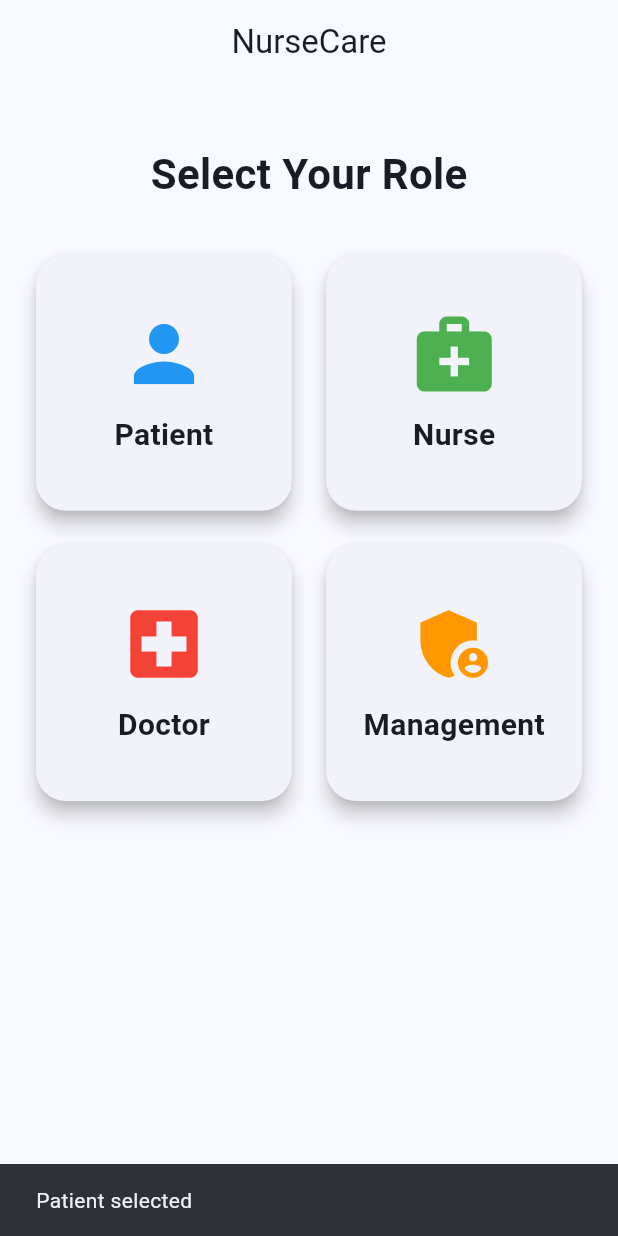
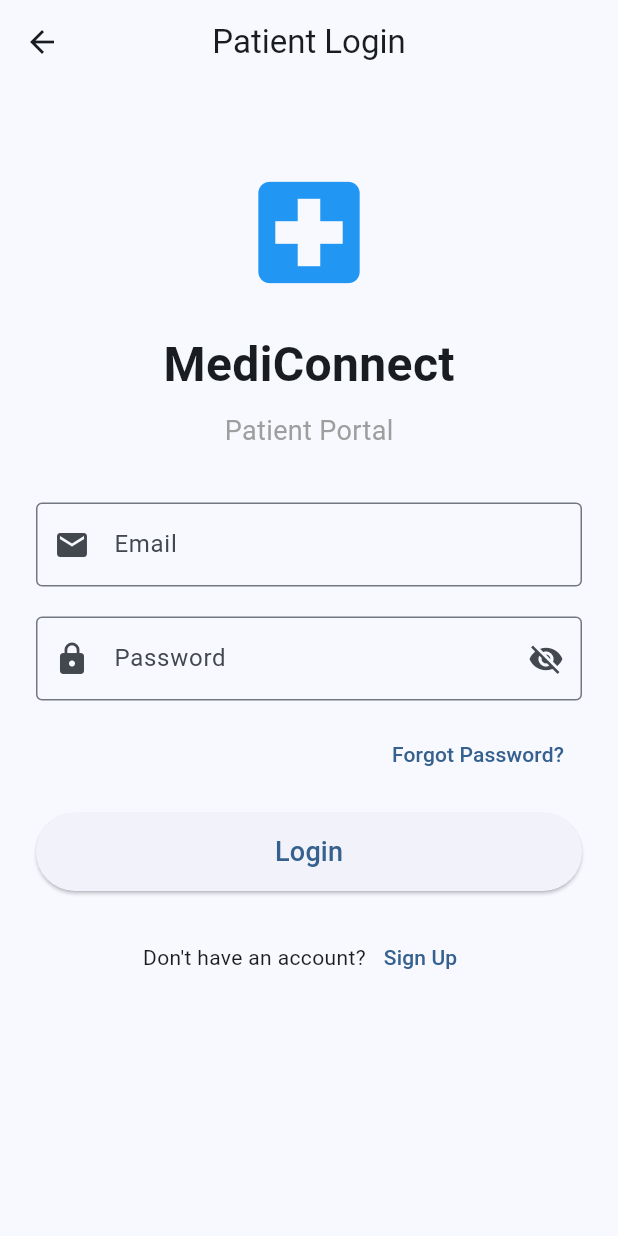
Before and after one commit to sanvithskotian/NurseCare, a Flutter app: the screen it shows after launch, after a tap on "Patient", on a phone screen of 412 x 824 dp. Run offline on Flutter 3.47's test engine with Material 3 defaults, Android fonts, the phone set to English and light mode, and no system bars.

Commit message:
Rename app to MediConnect

```diff
--- a/lib/main.dart
+++ b/lib/main.dart
@@ -2,17 +2,17 @@ import 'package:flutter/material.dart';
 import 'screens/splash/splash_screen.dart';
 
 void main() {
-  runApp(const NurseCareApp());
+  runApp(const MediConnectApp());
 }
 
-class NurseCareApp extends StatelessWidget {
-  const NurseCareApp({super.key});
+class MediConnectApp extends StatelessWidget {
+  const MediConnectApp({super.key});
 
   @override
   Widget build(BuildContext context) {
     return MaterialApp(
       debugShowCheckedModeBanner: false,
-      title: 'NurseCare',
+      title: 'MediConnect',
       theme: ThemeData(
         colorScheme: ColorScheme.fromSeed(
           seedColor: Colors.blue,
--- /dev/null
+++ b/lib/screens/auth/login_screen.dart
@@ -0,0 +1,143 @@
+import 'package:flutter/material.dart';
+
+class LoginScreen extends StatefulWidget {
+  final String role;
+
+  const LoginScreen({
+    super.key,
+    required this.role,
+  });
+
+  @override
+  State<LoginScreen> createState() => _LoginScreenState();
+}
+
+class _LoginScreenState extends State<LoginScreen> {
+  final emailController = TextEditingController();
+  final passwordController = TextEditingController();
+
+  bool isPasswordHidden = true;
+
+  @override
+  Widget build(BuildContext context) {
+    return Scaffold(
+      appBar: AppBar(
+        title: Text('${widget.role} Login'),
+        centerTitle: true,
+      ),
+      body: SingleChildScrollView(
+        padding: const EdgeInsets.all(24),
+        child: Column(
+          children: [
+            const SizedBox(height: 30),
+
+            const Icon(
+              Icons.local_hospital,
+              size: 90,
+              color: Colors.blue,
+            ),
+
+            const SizedBox(height: 20),
+
+            const Text(
+              'MediConnect',
+              style: TextStyle(
+                fontSize: 32,
+                fontWeight: FontWeight.bold,
+              ),
+            ),
+
+            const SizedBox(height: 8),
+
+            Text(
+              '${widget.role} Portal',
+              style: const TextStyle(
+                fontSize: 18,
+                color: Colors.grey,
+              ),
+            ),
+
+            const SizedBox(height: 35),
+
+            TextField(
+              controller: emailController,
+              keyboardType: TextInputType.emailAddress,
+              decoration: const InputDecoration(
+                labelText: 'Email',
+                prefixIcon: Icon(Icons.email),
+                border: OutlineInputBorder(),
+              ),
+            ),
+
+            const SizedBox(height: 20),
+
+            TextField(
+              controller: passwordController,
+              obscureText: isPasswordHidden,
+              decoration: InputDecoration(
+                labelText: 'Password',
+                prefixIcon: const Icon(Icons.lock),
+                border: const OutlineInputBorder(),
+                suffixIcon: IconButton(
+                  icon: Icon(
+                    isPasswordHidden
+                        ? Icons.visibility_off
+                        : Icons.visibility,
+                  ),
+                  onPressed: () {
+                    setState(() {
+                      isPasswordHidden = !isPasswordHidden;
+                    });
+                  },
+                ),
+              ),
+            ),
+
+            const SizedBox(height: 12),
+
+            Align(
+              alignment: Alignment.centerRight,
+              child: TextButton(
+                onPressed: () {},
+                child: const Text('Forgot Password?'),
+              ),
+            ),
+
+            const SizedBox(height: 15),
+
+            SizedBox(
+              width: double.infinity,
+              height: 52,
+              child: ElevatedButton(
+                onPressed: () {
+                  ScaffoldMessenger.of(context).showSnackBar(
+                    SnackBar(
+                      content: Text('${widget.role} login clicked'),
+                    ),
+                  );
+                },
+                child: const Text(
+                  'Login',
+                  style: TextStyle(fontSize: 18),
+                ),
+              ),
+            ),
+
+            const SizedBox(height: 20),
+
+            Row(
+              mainAxisAlignment: MainAxisAlignment.center,
+              children: [
+                const Text("Don't have an account?"),
+                TextButton(
+                  onPressed: () {},
+                  child: const Text('Sign Up'),
+                ),
+              ],
+            ),
+          ],
+        ),
+      ),
+    );
+  }
+}
--- a/lib/screens/role_selection/role_selection_screen.dart
+++ b/lib/screens/role_selection/role_selection_screen.dart
@@ -1,4 +1,5 @@
 import 'package:flutter/material.dart';
+import '../auth/login_screen.dart';
 
 class RoleSelectionScreen extends StatelessWidget {
   const RoleSelectionScreen({super.key});
@@ -7,7 +8,7 @@ class RoleSelectionScreen extends StatelessWidget {
   Widget build(BuildContext context) {
     return Scaffold(
       appBar: AppBar(
-        title: const Text("NurseCare"),
+        title: const Text("MediConnect"),
         centerTitle: true,
       ),
       body: Padding(
@@ -17,7 +18,7 @@ class RoleSelectionScreen extends StatelessWidget {
             const SizedBox(height: 20),
 
             const Text(
-              "Select Your Role",
+              "Select Your Portal",
               style: TextStyle(
                 fontSize: 28,
                 fontWeight: FontWeight.bold,
@@ -79,10 +80,11 @@ class RoleSelectionScreen extends StatelessWidget {
       child: InkWell(
         borderRadius: BorderRadius.circular(20),
         onTap: () {
-          ScaffoldMessenger.of(context).showSnackBar(
-            SnackBar(
-              content: Text("$title selected"),
-            ),
+          Navigator.push(
+           context,
+           MaterialPageRoute(
+            builder: (_) => LoginScreen(role: title),
+           ),
           );
         },
         child: Column(
--- a/lib/screens/splash/splash_screen.dart
+++ b/lib/screens/splash/splash_screen.dart
@@ -43,7 +43,7 @@ class _SplashScreenState extends State<SplashScreen> {
             SizedBox(height: 20),
 
             Text(
-              "NurseCare",
+              "MediConnect",
               style: TextStyle(
                 color: Colors.white,
                 fontSize: 34,
@@ -54,7 +54,7 @@ class _SplashScreenState extends State<SplashScreen> {
             SizedBox(height: 10),
 
             Text(
-              "Caring Beyond Medicine",
+              "Connecting Care, Doctors & Patients",
               style: TextStyle(
                 color: Colors.white70,
                 fontSize: 18,
```
